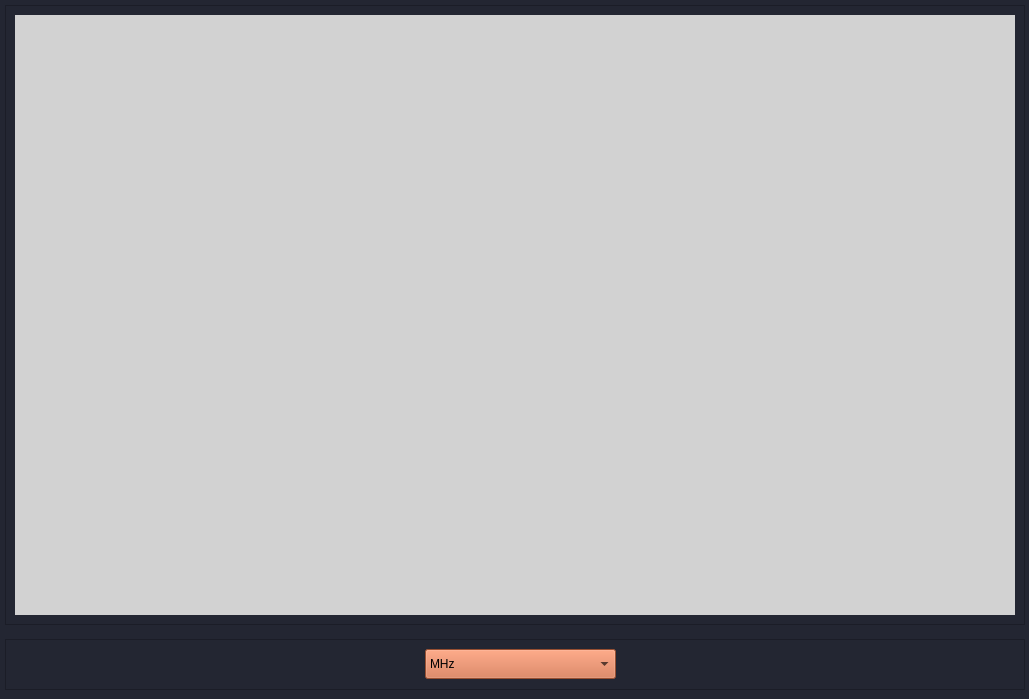
Before: the Qt Designer form qt/perehvat.ui in Azas1K/pokazuha, drawn with Qt 5.
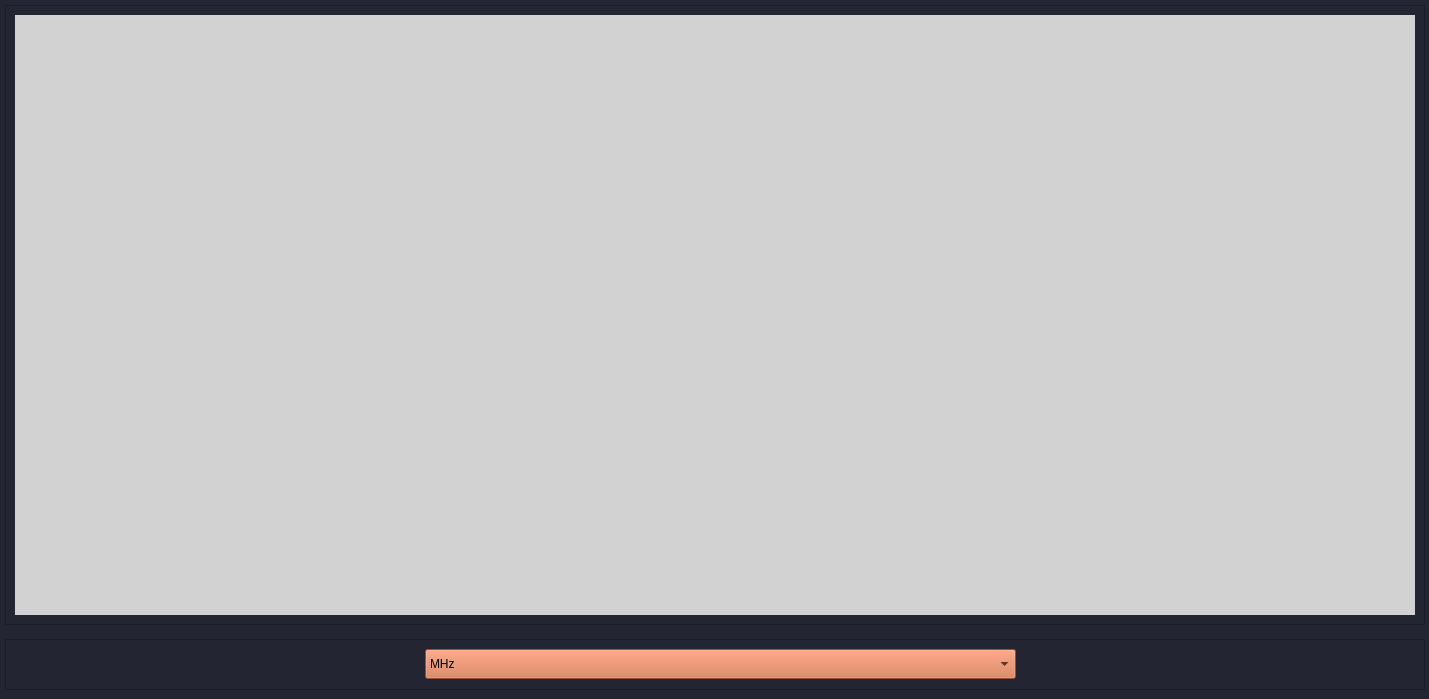
After: the same form once the commit is applied.

```diff
--- a/qt/perehvat.ui
+++ b/qt/perehvat.ui
@@ -6,7 +6,7 @@
    <rect>
     <x>0</x>
     <y>0</y>
-    <width>1029</width>
+    <width>1429</width>
     <height>699</height>
    </rect>
   </property>
@@ -21,7 +21,7 @@
     <rect>
      <x>5</x>
      <y>5</y>
-     <width>1020</width>
+     <width>1420</width>
      <height>620</height>
     </rect>
    </property>
@@ -36,7 +36,7 @@
      <rect>
       <x>10</x>
       <y>10</y>
-      <width>1000</width>
+      <width>1400</width>
       <height>600</height>
      </rect>
     </property>
@@ -50,7 +50,7 @@
     <rect>
      <x>5</x>
      <y>639</y>
-     <width>1020</width>
+     <width>1420</width>
      <height>51</height>
     </rect>
    </property>
@@ -65,7 +65,7 @@
      <rect>
       <x>420</x>
       <y>10</y>
-      <width>191</width>
+      <width>591</width>
       <height>30</height>
      </rect>
     </property>
```
